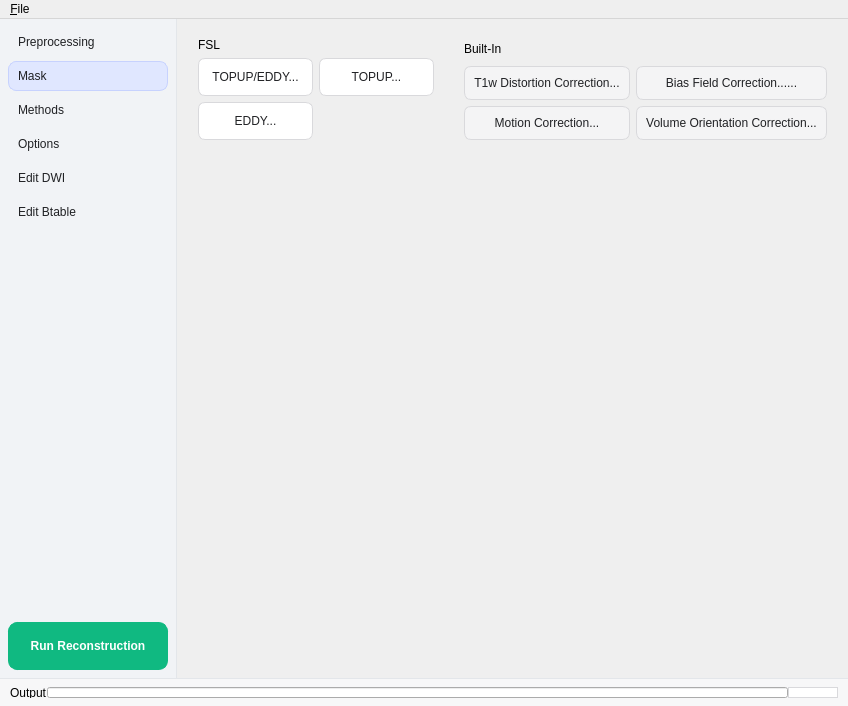
First picture: the form in reconstruction/reconstruction_window.ui, repository frankyeh/DSI-Studio, before the edit.
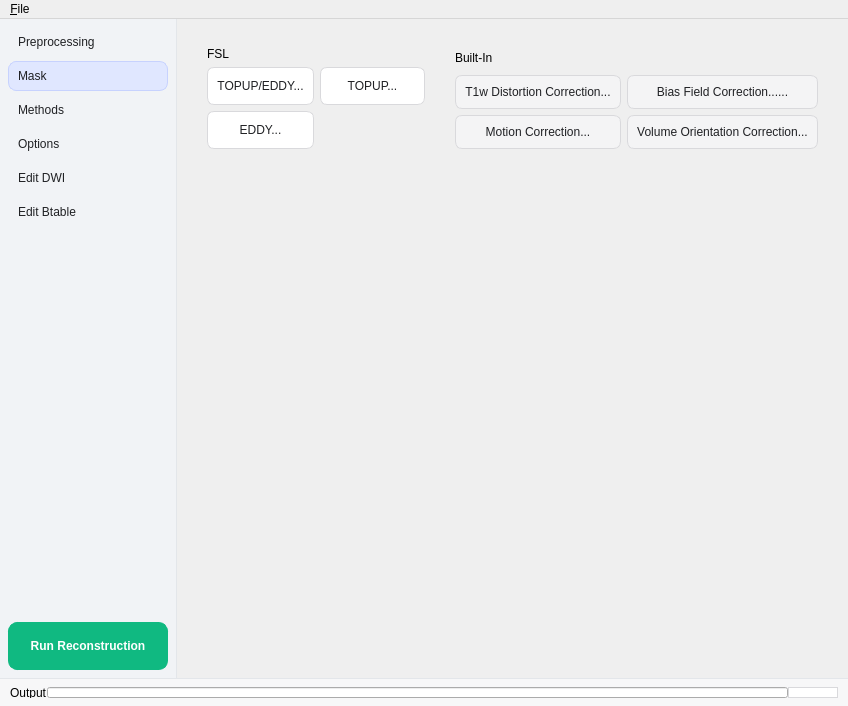
Second picture: the form after the edit. The open tabs and pages were chosen to show the change. Icons and pictures are not drawn.

Commit message: Make Preprocessing page scroll when its cards stack on compact windows

```diff
--- a/reconstruction/reconstruction_window.ui
+++ b/reconstruction/reconstruction_window.ui
@@ -39,7 +39,7 @@
 QListWidget#volume_list { border: 1px solid #dddddf; border-radius: 9px; background-color: #ffffff; alternate-background-color: #f7f7f8; font-size: 9pt; }
 QListWidget#volume_list::item:selected { color: #202124; background-color: #e0e7ff; }
 QFrame#run_bar { background-color: #f7f7f8; border: 0px; border-top: 1px solid #e3e6ea; }
-QScrollArea#recon_scroll, QWidget#recon_content, QScrollArea#methods_scroll, QWidget#methods_content, QScrollArea#inspect_scroll, QWidget#inspect_content, QScrollArea#options_scroll, QWidget#options_content { background-color: transparent; }
+QScrollArea#preprocess_scroll, QWidget#preprocess_content, QScrollArea#recon_scroll, QWidget#recon_content, QScrollArea#methods_scroll, QWidget#methods_content, QScrollArea#inspect_scroll, QWidget#inspect_content, QScrollArea#options_scroll, QWidget#options_content { background-color: transparent; }
 QStackedWidget#pages QPushButton { color: #202124; background-color: #ffffff; border: 1px solid #d9d9dc; border-radius: 7px; padding: 5px 9px; min-height: 26px; }
 QStackedWidget#pages QPushButton:hover { background-color: #f1f1f3; border-color: #bfc0c4; }
 QStackedWidget#pages QPushButton:pressed { background-color: #e5e5e7; }
@@ -222,7 +222,7 @@
         </property>
         <widget class="QWidget" name="preprocess_page">
          <layout class="QVBoxLayout" name="preprocess_layout">
-          <item><layout class="QHBoxLayout" name="preprocess_cards_row"><item><widget class="QFrame" name="fsl_group"><property name="card" stdset="0"><bool>true</bool></property><layout class="QVBoxLayout" name="fsl_group_layout"><property name="leftMargin"><number>12</number></property><property name="topMargin"><number>10</number></property><property name="rightMargin"><number>12</number></property><property name="bottomMargin"><number>12</number></property><item><widget class="QLabel" name="fsl_group_title"><property name="text"><string>FSL</string></property><property name="cardTitle" stdset="0"><bool>true</bool></property></widget></item><item><layout class="QGridLayout" name="fsl_tools_grid"><item row="0" column="0"><widget class="QPushButton" name="btn_Run_FSL_Topup">
+          <item><widget class="QScrollArea" name="preprocess_scroll"><property name="frameShape"><enum>QFrame::NoFrame</enum></property><property name="widgetResizable"><bool>true</bool></property><widget class="QWidget" name="preprocess_content"><layout class="QVBoxLayout" name="preprocess_content_layout"><item><layout class="QHBoxLayout" name="preprocess_cards_row"><item><widget class="QFrame" name="fsl_group"><property name="card" stdset="0"><bool>true</bool></property><layout class="QVBoxLayout" name="fsl_group_layout"><property name="leftMargin"><number>12</number></property><property name="topMargin"><number>10</number></property><property name="rightMargin"><number>12</number></property><property name="bottomMargin"><number>12</number></property><item><widget class="QLabel" name="fsl_group_title"><property name="text"><string>FSL</string></property><property name="cardTitle" stdset="0"><bool>true</bool></property></widget></item><item><layout class="QGridLayout" name="fsl_tools_grid"><item row="0" column="0"><widget class="QPushButton" name="btn_Run_FSL_Topup">
                  <property name="text">
                   <string>TOPUP/EDDY...</string>
                  </property>
@@ -291,7 +291,7 @@
              </size>
             </property>
            </spacer>
-          </item>
+          </item></layout></widget></widget></item>
          </layout>
         </widget>
 <widget class="QWidget" name="recon_page">
```
